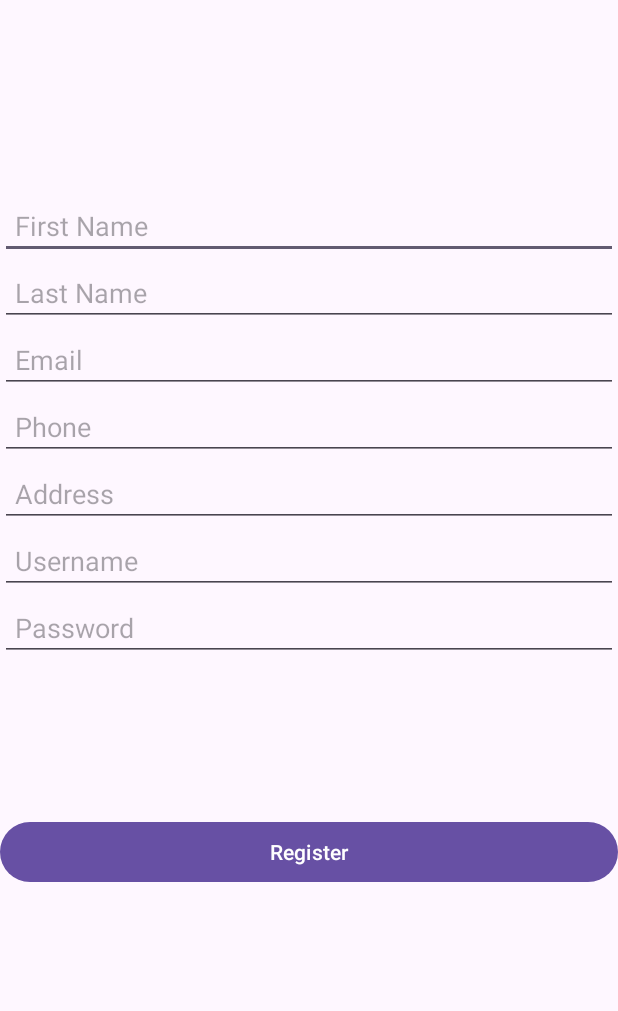
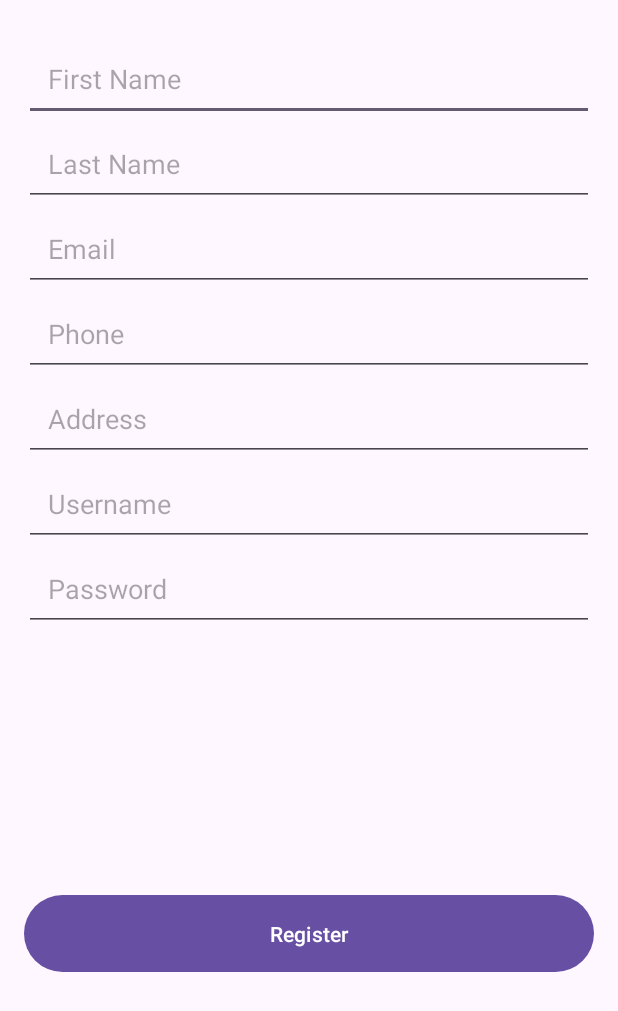
Before and after one commit to Y4-S2-SLIIT/EAD-Mobile, an Android app: the Register screen opened directly, with no data from a screen before it, on a phone screen of 412 x 824 dp. Shown: the top 1011 px of the screen. Run offline under Robolectric (Android 15) with nearby library versions, the phone set to English and light mode, and no system bars.

```diff
--- a/app/src/main/AndroidManifest.xml
+++ b/app/src/main/AndroidManifest.xml
@@ -1,12 +1,14 @@
 <?xml version="1.0" encoding="utf-8"?>
 <manifest xmlns:android="http://schemas.android.com/apk/res/android"
     xmlns:tools="http://schemas.android.com/tools">
-
+    <uses-permission android:name="android.permission.INTERNET" />
     <application
         android:allowBackup="true"
         android:dataExtractionRules="@xml/data_extraction_rules"
         android:fullBackupContent="@xml/backup_rules"
         android:icon="@mipmap/ic_launcher"
+        android:usesCleartextTraffic="true"
+        android:enableOnBackInvokedCallback="true"
         android:label="@string/app_name"
         android:roundIcon="@mipmap/ic_launcher_round"
         android:supportsRtl="true"
@@ -23,7 +25,6 @@
             android:exported="true">
             <intent-filter>
                 <action android:name="android.intent.action.MAIN" />
-
                 <category android:name="android.intent.category.LAUNCHER" />
             </intent-filter>
         </activity>
--- a/app/src/main/java/com/app/ead/MainActivity.java
+++ b/app/src/main/java/com/app/ead/MainActivity.java
@@ -2,6 +2,7 @@ package com.app.ead;
 
 import android.content.Intent;
 import android.os.Bundle;
+import android.os.StrictMode;
 
 import androidx.activity.EdgeToEdge;
 import androidx.appcompat.app.AppCompatActivity;
@@ -13,6 +14,10 @@ public class MainActivity extends AppCompatActivity {
         super.onCreate(savedInstanceState);
         EdgeToEdge.enable(this);
 
+        // Allow network operations in the main thread (not recommended for production)
+        StrictMode.ThreadPolicy policy = new StrictMode.ThreadPolicy.Builder().permitAll().build();
+        StrictMode.setThreadPolicy(policy);
+
         // Start Login Activity
         Intent intent = new Intent(MainActivity.this, com.app.user.Login.class);
         startActivity(intent);
--- a/app/src/main/res/layout/activity_register.xml
+++ b/app/src/main/res/layout/activity_register.xml
@@ -1,5 +1,6 @@
 <?xml version="1.0" encoding="utf-8"?>
-<androidx.constraintlayout.widget.ConstraintLayout xmlns:android="http://schemas.android.com/apk/res/android"
+<androidx.constraintlayout.widget.ConstraintLayout
+    xmlns:android="http://schemas.android.com/apk/res/android"
     xmlns:app="http://schemas.android.com/apk/res-auto"
     xmlns:tools="http://schemas.android.com/tools"
     android:layout_width="match_parent"
@@ -7,36 +8,35 @@
     tools:context="com.app.user.Register">
 
     <!-- First Name -->
-
-    <!-- Last Name -->
-
     <EditText
         android:id="@+id/firstName"
         android:layout_width="0dp"
         android:layout_height="wrap_content"
-        android:layout_marginTop="128dp"
+        android:layout_marginTop="24dp"
         android:hint="First Name"
         android:inputType="textPersonName"
-        android:padding="10dp"
+        android:padding="16dp"
         app:layout_constraintEnd_toEndOf="parent"
-        app:layout_constraintHorizontal_bias="1.0"
-        app:layout_constraintMarginEnd="16dp"
-        app:layout_constraintMarginStart="16dp"
         app:layout_constraintStart_toStartOf="parent"
-        app:layout_constraintTop_toTopOf="parent" />
+        app:layout_constraintTop_toTopOf="parent"
+        app:layout_constraintWidth_min="150dp"
+        android:layout_marginEnd="16dp"
+        android:layout_marginStart="16dp" />
 
+    <!-- Last Name -->
     <EditText
         android:id="@+id/lastName"
         android:layout_width="0dp"
         android:layout_height="wrap_content"
         android:hint="Last Name"
         android:inputType="textPersonName"
-        android:padding="10dp"
+        android:padding="16dp"
         app:layout_constraintEnd_toEndOf="parent"
-        app:layout_constraintMarginEnd="16dp"
-        app:layout_constraintMarginStart="16dp"
         app:layout_constraintStart_toStartOf="parent"
-        app:layout_constraintTop_toBottomOf="@id/firstName" />
+        app:layout_constraintTop_toBottomOf="@id/firstName"
+        app:layout_constraintWidth_min="150dp"
+        android:layout_marginEnd="16dp"
+        android:layout_marginStart="16dp" />
 
     <!-- Email -->
     <EditText
@@ -45,12 +45,13 @@
         android:layout_height="wrap_content"
         android:hint="Email"
         android:inputType="textEmailAddress"
-        android:padding="10dp"
+        android:padding="16dp"
         app:layout_constraintEnd_toEndOf="parent"
-        app:layout_constraintMarginEnd="16dp"
-        app:layout_constraintMarginStart="16dp"
         app:layout_constraintStart_toStartOf="parent"
-        app:layout_constraintTop_toBottomOf="@id/lastName" />
+        app:layout_constraintTop_toBottomOf="@id/lastName"
+        app:layout_constraintWidth_min="150dp"
+        android:layout_marginEnd="16dp"
+        android:layout_marginStart="16dp" />
 
     <!-- Phone -->
     <EditText
@@ -59,12 +60,13 @@
         android:layout_height="wrap_content"
         android:hint="Phone"
         android:inputType="phone"
-        android:padding="10dp"
+        android:padding="16dp"
         app:layout_constraintEnd_toEndOf="parent"
-        app:layout_constraintMarginEnd="16dp"
-        app:layout_constraintMarginStart="16dp"
         app:layout_constraintStart_toStartOf="parent"
-        app:layout_constraintTop_toBottomOf="@id/email" />
+        app:layout_constraintTop_toBottomOf="@id/email"
+        app:layout_constraintWidth_min="150dp"
+        android:layout_marginEnd="16dp"
+        android:layout_marginStart="16dp" />
 
     <!-- Address -->
     <EditText
@@ -73,12 +75,13 @@
         android:layout_height="wrap_content"
         android:hint="Address"
         android:inputType="textPostalAddress"
-        android:padding="10dp"
+        android:padding="16dp"
         app:layout_constraintEnd_toEndOf="parent"
-        app:layout_constraintMarginEnd="16dp"
-        app:layout_constraintMarginStart="16dp"
         app:layout_constraintStart_toStartOf="parent"
-        app:layout_constraintTop_toBottomOf="@id/phone" />
+        app:layout_constraintTop_toBottomOf="@id/phone"
+        app:layout_constraintWidth_min="150dp"
+        android:layout_marginEnd="16dp"
+        android:layout_marginStart="16dp" />
 
     <!-- Username -->
     <EditText
@@ -87,12 +90,13 @@
         android:layout_height="wrap_content"
         android:hint="Username"
         android:inputType="textPersonName"
-        android:padding="10dp"
+        android:padding="16dp"
         app:layout_constraintEnd_toEndOf="parent"
-        app:layout_constraintMarginEnd="16dp"
-        app:layout_constraintMarginStart="16dp"
         app:layout_constraintStart_toStartOf="parent"
-        app:layout_constraintTop_toBottomOf="@id/address" />
+        app:layout_constraintTop_toBottomOf="@id/address"
+        app:layout_constraintWidth_min="150dp"
+        android:layout_marginEnd="16dp"
+        android:layout_marginStart="16dp" />
 
     <!-- Password -->
     <EditText
@@ -101,27 +105,27 @@
         android:layout_height="wrap_content"
         android:hint="Password"
         android:inputType="textPassword"
-        android:padding="10dp"
+        android:padding="16dp"
         app:layout_constraintEnd_toEndOf="parent"
-        app:layout_constraintMarginEnd="16dp"
-        app:layout_constraintMarginStart="16dp"
         app:layout_constraintStart_toStartOf="parent"
-        app:layout_constraintTop_toBottomOf="@id/username" />
+        app:layout_constraintTop_toBottomOf="@id/username"
+        app:layout_constraintWidth_min="150dp"
+        android:layout_marginEnd="16dp"
+        android:layout_marginStart="16dp" />
 
     <!-- Register Button -->
     <Button
         android:id="@+id/registerButton"
         android:layout_width="0dp"
         android:layout_height="wrap_content"
-        android:padding="10dp"
+        android:padding="16dp"
         android:text="Register"
-        app:layout_constraintBottom_toBottomOf="parent"
         app:layout_constraintEnd_toEndOf="parent"
-        app:layout_constraintHorizontal_bias="1.0"
-        app:layout_constraintMarginEnd="16dp"
-        app:layout_constraintMarginStart="16dp"
         app:layout_constraintStart_toStartOf="parent"
         app:layout_constraintTop_toBottomOf="@id/password"
-        app:layout_constraintVertical_bias="0.308" />
+        app:layout_constraintWidth_min="150dp"
+        android:layout_marginEnd="16dp"
+        android:layout_marginStart="16dp"
+        app:layout_constraintBottom_toBottomOf="parent" />
 
 </androidx.constraintlayout.widget.ConstraintLayout>
--- a/app/src/main/res/values/strings.xml
+++ b/app/src/main/res/values/strings.xml
@@ -1,3 +1,4 @@
 <resources>
     <string name="app_name">EAD</string>
+    <string name="backend_api">http://10.0.2.2:5172/api/</string>
 </resources>
```
Also changed, not shown: app/src/main/java/com/app/service/NetworkRequest.java (+158 -1 lines), app/src/main/java/com/app/user/Login.java (+54 -7 lines), app/src/main/java/com/app/user/Register.java (+42 -4 lines), app/src/main/res/layout/activity_login.xml (+4 -4 lines).
